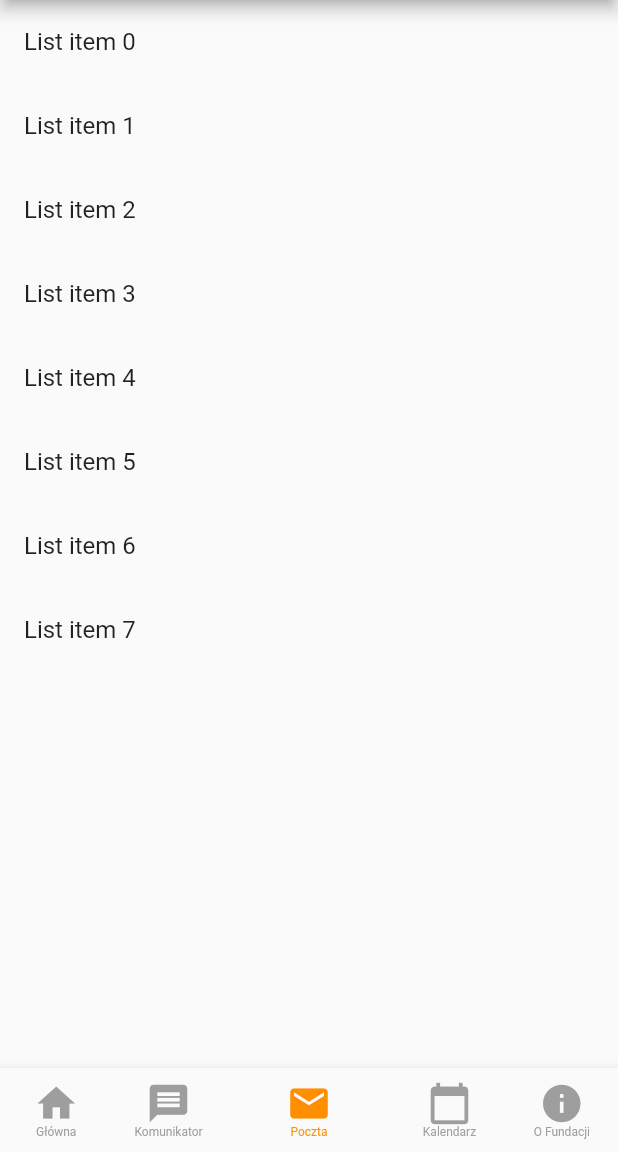
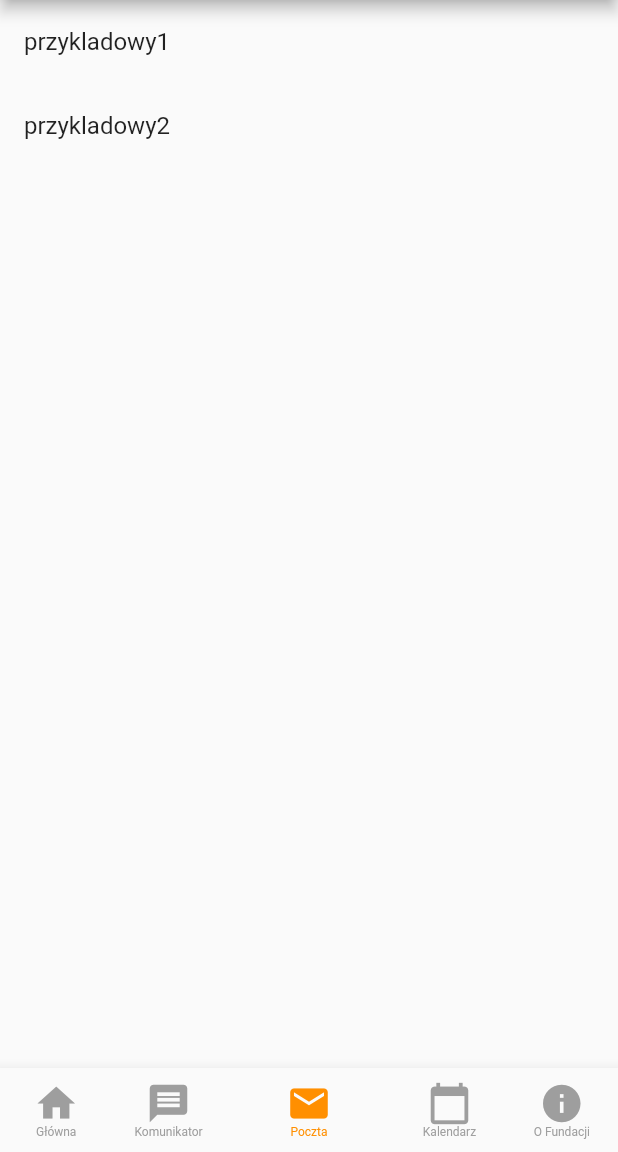
Before and after one commit to evo-brut3/FDNT, a Flutter app: the screen it shows once a user with an empty profile is signed in, item 3 of the bottom bar chosen, on a phone screen of 412 x 824 dp, the part 84-1236 px from its top. Run offline on Flutter 3.47's test engine with Material 2 defaults, Android fonts, the light colour scheme and no system bars; our stand-ins replace cloud_firestore, firebase_auth, firebase_core, firebase_database, syncfusion_flutter_calendar; accounts and stored records are empty.

Commit message:
add model for mails

```diff
--- /dev/null
+++ b/lib/business_logic/models/mail_model.dart
@@ -0,0 +1,18 @@
+import 'dart:collection';
+import 'package:flutter/foundation.dart';
+
+class MailModel extends ChangeNotifier {
+  final List<String> _mailsList = ["przykladowy1", "przykladowy2"];
+
+  UnmodifiableListView<String> get mailsList => UnmodifiableListView(_mailsList);
+
+  void add(String mail) {
+    _mailsList.add(mail);
+    notifyListeners();
+  }
+
+  void addAll(List<String> mails) {
+    _mailsList.addAll(mails);
+    notifyListeners();
+  }
+}
--- a/lib/views/mail_view.dart
+++ b/lib/views/mail_view.dart
@@ -1,17 +1,21 @@
 
+import 'package:fdnt/business_logic/models/mail_model.dart';
 import 'package:flutter/cupertino.dart';
 import 'package:flutter/material.dart';
 
 class MailView extends StatelessWidget {
+  final model = MailModel();
+
   @override
   Widget build(BuildContext context) {
     // TODO: implement build
+
     return Scaffold(
       body : ListView.builder(
-          itemCount: 8,
+          itemCount: model.mailsList.length,
           itemBuilder: (BuildContext context, int index) {
             return ListTile(
-              title: Text("List item $index")
+              title: Text(model.mailsList[index]),
             );
           }
       )
```
